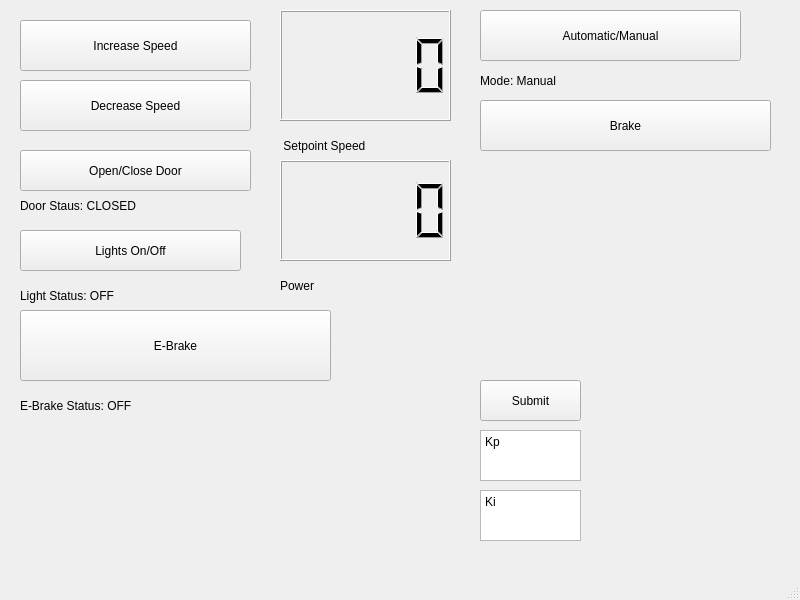
Qt form Group2_TrainSystem/TrainControllerGUI.ui (alecippolito/ECE1140-Systems_and_Project_Engineering) before a commit.
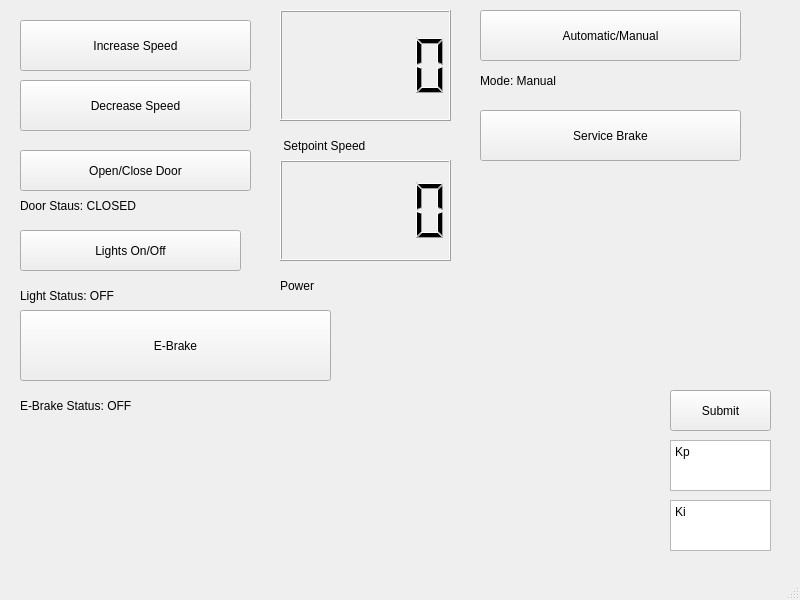
The same form after that commit.

Commit message: Updates Train Controller

Patch:
```diff
--- a/Group2_TrainSystem/TrainControllerGUI.ui
+++ b/Group2_TrainSystem/TrainControllerGUI.ui
@@ -80,13 +80,13 @@
     <property name="geometry">
      <rect>
       <x>480</x>
-      <y>100</y>
-      <width>291</width>
+      <y>110</y>
+      <width>261</width>
       <height>51</height>
      </rect>
     </property>
     <property name="text">
-     <string>Brake</string>
+     <string>Service Brake</string>
     </property>
    </widget>
    <widget class="QLabel" name="speedLabel">
@@ -206,8 +206,8 @@
    <widget class="QPlainTextEdit" name="kpTextbox">
     <property name="geometry">
      <rect>
-      <x>480</x>
-      <y>430</y>
+      <x>670</x>
+      <y>440</y>
       <width>101</width>
       <height>51</height>
      </rect>
@@ -219,8 +219,8 @@
    <widget class="QPlainTextEdit" name="kiTextbox">
     <property name="geometry">
      <rect>
-      <x>480</x>
-      <y>490</y>
+      <x>670</x>
+      <y>500</y>
       <width>101</width>
       <height>51</height>
      </rect>
@@ -232,8 +232,8 @@
    <widget class="QPushButton" name="submit">
     <property name="geometry">
      <rect>
-      <x>480</x>
-      <y>380</y>
+      <x>670</x>
+      <y>390</y>
       <width>101</width>
       <height>41</height>
      </rect>
@@ -242,6 +242,19 @@
      <string>Submit</string>
     </property>
    </widget>
+   <widget class="QLabel" name="statusLabel">
+    <property name="geometry">
+     <rect>
+      <x>20</x>
+      <y>460</y>
+      <width>621</width>
+      <height>81</height>
+     </rect>
+    </property>
+    <property name="text">
+     <string/>
+    </property>
+   </widget>
   </widget>
   <widget class="QMenuBar" name="menubar">
    <property name="geometry">
```
Left out of the diff: 2 changed lines with no effect on the pictures. The commit also changes 21 other files.
